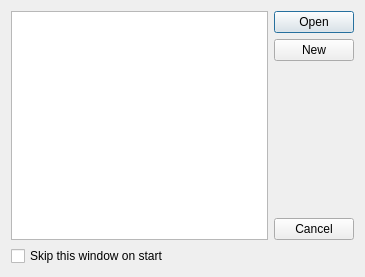
The window that view/db_choice.ui (Michal-D4/MyFiles) describes before a commit, drawn with Qt 5.
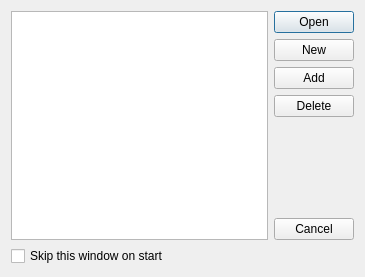
The same window after the commit. Icons and pictures are not drawn.

Commit message: Change DB choice dialog

The edit to the form file:
```diff
--- a/view/db_choice.ui
+++ b/view/db_choice.ui
@@ -14,7 +14,7 @@
    <string>Open Data Base or Create new</string>
   </property>
   <layout class="QGridLayout" name="gridLayout">
-   <item row="0" column="0" rowspan="4">
+   <item row="0" column="0" rowspan="6">
     <widget class="QListWidget" name="listOfBDs"/>
    </item>
    <item row="0" column="1">
@@ -29,7 +29,7 @@
      </property>
     </widget>
    </item>
-   <item row="2" column="1">
+   <item row="4" column="1">
     <spacer name="verticalSpacer">
      <property name="orientation">
       <enum>Qt::Vertical</enum>
@@ -54,20 +54,34 @@
      </property>
     </widget>
    </item>
-   <item row="3" column="1">
+   <item row="5" column="1">
     <widget class="QPushButton" name="cancelButton">
      <property name="text">
       <string>Cancel</string>
      </property>
     </widget>
    </item>
-   <item row="4" column="0">
+   <item row="6" column="0">
     <widget class="QCheckBox" name="skipThisWindow">
      <property name="text">
       <string>Skip this window on start</string>
      </property>
     </widget>
    </item>
+   <item row="2" column="1">
+    <widget class="QPushButton" name="addButton">
+     <property name="text">
+      <string>Add</string>
+     </property>
+    </widget>
+   </item>
+   <item row="3" column="1">
+    <widget class="QPushButton" name="delButton">
+     <property name="text">
+      <string>Delete</string>
+     </property>
+    </widget>
+   </item>
   </layout>
  </widget>
  <resources>
```
The commit also changes 1 other file.
